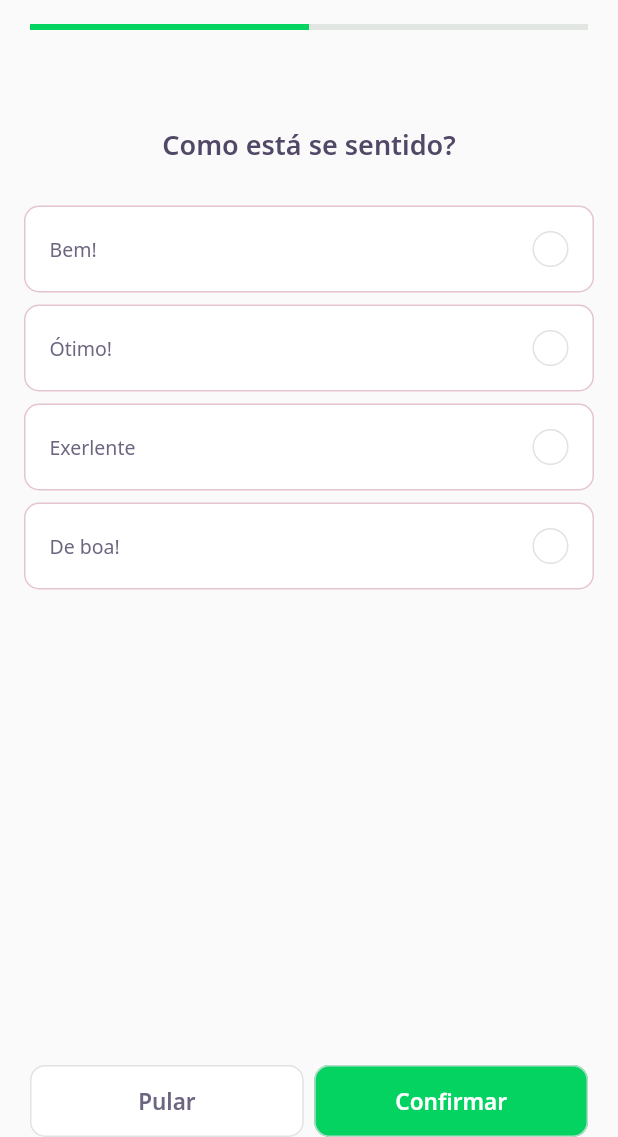
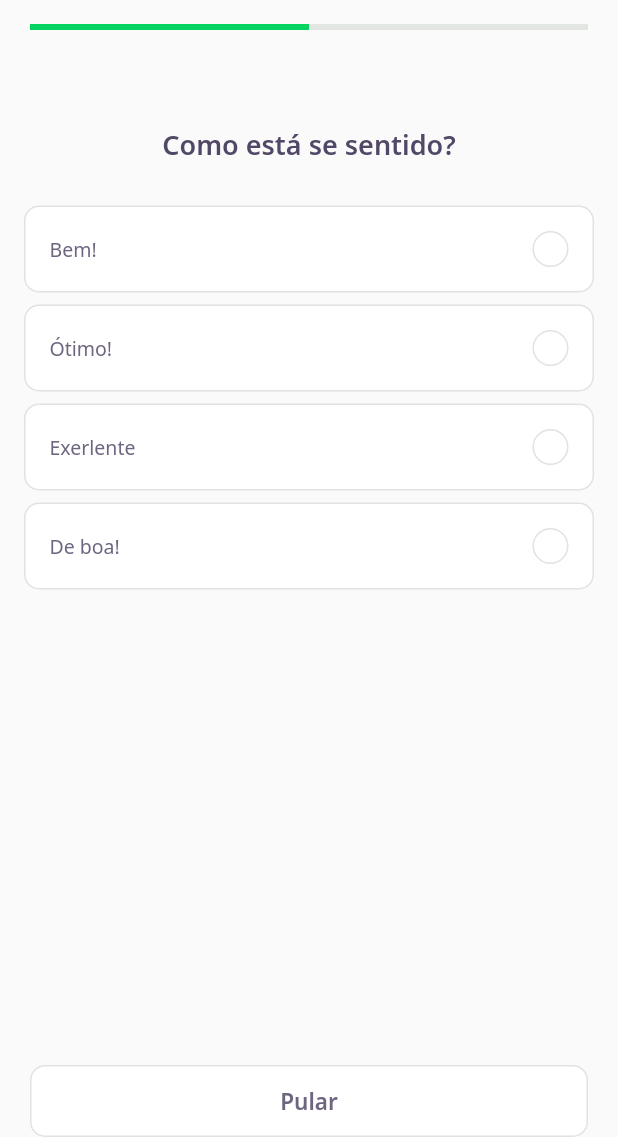
Before and after one commit to dev-italosantos/nlw-05-flutter, a Flutter app: the screen it shows after launch, after a tap on "NLW 5 Flutter", on a phone screen of 412 x 824 dp, the part 99-1236 px from its top. Run offline on Flutter 3.47's test engine with Material 2 defaults, Android fonts, the phone set to English and light mode, and no system bars; our stand-ins replace google_fonts; accounts and stored records are empty; network calls fail.

```diff
--- a/lib/challenge/challenge_page.dart
+++ b/lib/challenge/challenge_page.dart
@@ -24,6 +24,14 @@ class _ChallengePageState extends State<ChallengePage> {
       controller.currentPage = pageController.page!.toInt() + 1;
     });
     super.initState();
+  }
+
+  void nextPage() {
+    if (controller.currentPage < widget.questions.length)
+      pageController.nextPage(
+        duration: Duration(milliseconds: 100),
+        curve: Curves.linear,
+      );
   }
 
   @override
@@ -53,34 +61,44 @@ class _ChallengePageState extends State<ChallengePage> {
           ),
         ),
       ),
-      body: QuizWidget(
-        question: widget.questions[0],
+      body: PageView(
+        controller: pageController,
+        children: widget.questions
+            .map(
+              (e) => QuizWidget(
+                question: e,
+                onChange: nextPage,
+              ),
+            )
+            .toList(),
       ),
       bottomNavigationBar: SafeArea(
         bottom: true,
         child: Padding(
           padding: const EdgeInsets.symmetric(horizontal: 20),
-          child: Row(
+          child: ValueListenableBuilder<int>(
+              valueListenable: controller.currentPageNotifier,
+              builder: (context, value, _) => Row(
                     mainAxisAlignment: MainAxisAlignment.spaceAround,
                     children: [
+                      if (value < widget.questions.length)
                         Expanded(
                           child: NextButtonWidget.white(
                             label: "Pular",
-                onTap: () {
-                  pageController.nextPage(
-                    duration: Duration(milliseconds: 100),
-                    curve: Curves.linear,
-                  );
-                },
-              )),
-              SizedBox(width: 7),
+                            onTap: nextPage,
+                          ),
+                        ),
+                      if (value == widget.questions.length)
                         Expanded(
                           child: NextButtonWidget.green(
                             label: "Confirmar",
-                onTap: () {},
-              ))
+                            onTap: () {
+                              Navigator.pop(context);
+                            },
+                          ),
+                        ),
                     ],
-          ),
+                  )),
         ),
       ),
     );
--- a/lib/challenge/widgets/awnser/awnser_widget.dart
+++ b/lib/challenge/widgets/awnser/awnser_widget.dart
@@ -1,36 +1,43 @@
 import 'package:dev_quiz/core/app_colors.dart';
 import 'package:dev_quiz/core/app_text_styles.dart';
+import 'package:dev_quiz/shared/models/awnser_model.dart';
 import 'package:flutter/material.dart';
 import 'package:flutter/widgets.dart';
 
 class AwnserWidget extends StatelessWidget {
-  final String title;
-  final bool isRight;
+  final AwnserModel awnser;
   final bool isSelectd;
+  final bool disabled;
+  final VoidCallback onTap;
 
-  const AwnserWidget(
-      {Key? key,
-      required this.title,
-      this.isRight = false,
-      this.isSelectd = false})
-      : super(key: key);
+  const AwnserWidget({
+    Key? key,
+    required this.awnser,
+    this.isSelectd = false,
+    this.disabled = false,
+    required this.onTap,
+  }) : super(key: key);
 
   Color get _selectedColorRight =>
-      isRight ? AppColors.darkGreen : AppColors.darkRed;
+      awnser.isRight ? AppColors.darkGreen : AppColors.darkRed;
   Color get _selectedBorderRight =>
-      isRight ? AppColors.lightGreen : AppColors.lightRed;
+      awnser.isRight ? AppColors.lightGreen : AppColors.lightRed;
   Color get _selectedColorCardRight =>
-      isRight ? AppColors.lightGreen : AppColors.lightRed;
+      awnser.isRight ? AppColors.lightGreen : AppColors.lightRed;
   Color get _selectedBorderCardRight =>
-      isRight ? AppColors.green : AppColors.red;
+      awnser.isRight ? AppColors.green : AppColors.red;
   TextStyle get _selectedTextStyleRight =>
-      isRight ? AppTextStyles.bodyDarkGreen : AppTextStyles.bodyDarkRed;
-  IconData get _selectedIconRight => isRight ? Icons.check : Icons.close;
+      awnser.isRight ? AppTextStyles.bodyDarkGreen : AppTextStyles.bodyDarkRed;
+  IconData get _selectedIconRight => awnser.isRight ? Icons.check : Icons.close;
 
   @override
   Widget build(BuildContext context) {
     return Padding(
       padding: const EdgeInsets.symmetric(horizontal: 16, vertical: 4),
+      child: IgnorePointer(
+        ignoring: disabled,
+        child: GestureDetector(
+          onTap: onTap,
           child: Container(
             padding: EdgeInsets.all(16),
             decoration: BoxDecoration(
@@ -38,16 +45,19 @@ class AwnserWidget extends StatelessWidget {
               borderRadius: BorderRadius.circular(10),
               border: Border.fromBorderSide(
                 BorderSide(
-                color: isSelectd ? _selectedBorderCardRight : AppColors.red),
+                    color: isSelectd
+                        ? _selectedBorderCardRight
+                        : AppColors.border),
               ),
             ),
             child: Row(
               mainAxisAlignment: MainAxisAlignment.spaceBetween,
               children: [
                 Expanded(
-              child: Text(title,
-                  style:
-                      isSelectd ? _selectedTextStyleRight : AppTextStyles.body),
+                  child: Text(awnser.title,
+                      style: isSelectd
+                          ? _selectedTextStyleRight
+                          : AppTextStyles.body),
                 ),
                 Container(
                   width: 24,
@@ -57,8 +67,9 @@ class AwnserWidget extends StatelessWidget {
                     borderRadius: BorderRadius.circular(500),
                     border: Border.fromBorderSide(
                       BorderSide(
-                      color:
-                          isSelectd ? _selectedBorderRight : AppColors.border),
+                          color: isSelectd
+                              ? _selectedBorderRight
+                              : AppColors.border),
                     ),
                   ),
                   child: isSelectd
@@ -72,6 +83,8 @@ class AwnserWidget extends StatelessWidget {
               ],
             ),
           ),
+        ),
+      ),
     );
   }
 }
--- a/lib/challenge/widgets/quiz/quiz_widget.dart
+++ b/lib/challenge/widgets/quiz/quiz_widget.dart
@@ -1,11 +1,27 @@
 import 'package:dev_quiz/challenge/widgets/awnser/awnser_widget.dart';
 import 'package:dev_quiz/core/app_text_styles.dart';
+import 'package:dev_quiz/shared/models/awnser_model.dart';
 import 'package:dev_quiz/shared/models/question_model.dart';
 import 'package:flutter/material.dart';
 
-class QuizWidget extends StatelessWidget {
+class QuizWidget extends StatefulWidget {
   final QuestionModel question;
-  const QuizWidget({Key? key, required this.question}) : super(key: key);
+  final VoidCallback onChange;
+
+  const QuizWidget({
+    Key? key,
+    required this.question,
+    required this.onChange,
+  }) : super(key: key);
+
+  @override
+  _QuizWidgetState createState() => _QuizWidgetState();
+}
+
+class _QuizWidgetState extends State<QuizWidget> {
+  int indexSelected = -1;
+
+  AwnserModel awnser(int index) => widget.question.awnsers[index];
 
   @override
   Widget build(BuildContext context) {
@@ -14,20 +30,25 @@ class QuizWidget extends StatelessWidget {
         children: [
           SizedBox(height: 64),
           Text(
-            question.title,
+            widget.question.title,
             style: AppTextStyles.heading,
           ),
           SizedBox(
             height: 24,
           ),
-          ...question.awnsers
-              .map(
-                (e) => AwnserWidget(
-                  isRight: e.isRight,
-                  title: e.title!,
-                ),
-              )
-              .toList(),
+          for (var i = 0; i < widget.question.awnsers.length; i++)
+            AwnserWidget(
+              awnser: awnser(i),
+              disabled: indexSelected != -1,
+              isSelectd: indexSelected == i,
+              onTap: () {
+                indexSelected = i;
+                widget.onChange();
+                setState(() {});
+                Future.delayed(Duration(seconds: 1))
+                    .then((value) => widget.onChange());
+              },
+            ),
         ],
       ),
     );
--- a/lib/shared/models/awnser_model.dart
+++ b/lib/shared/models/awnser_model.dart
@@ -1,7 +1,7 @@
 import 'dart:convert';
 
 class AwnserModel {
-  final String? title;
+  final String title;
   final bool isRight;
 
   AwnserModel({
```
Lines whose indentation alone changed are shown as unchanged.
